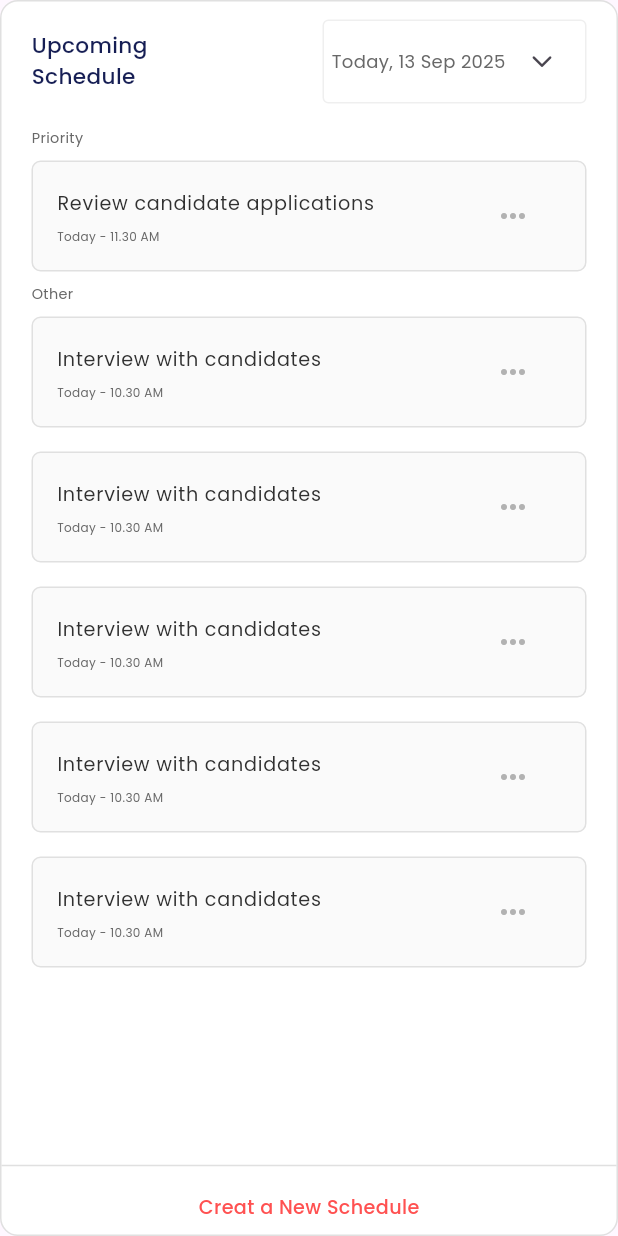
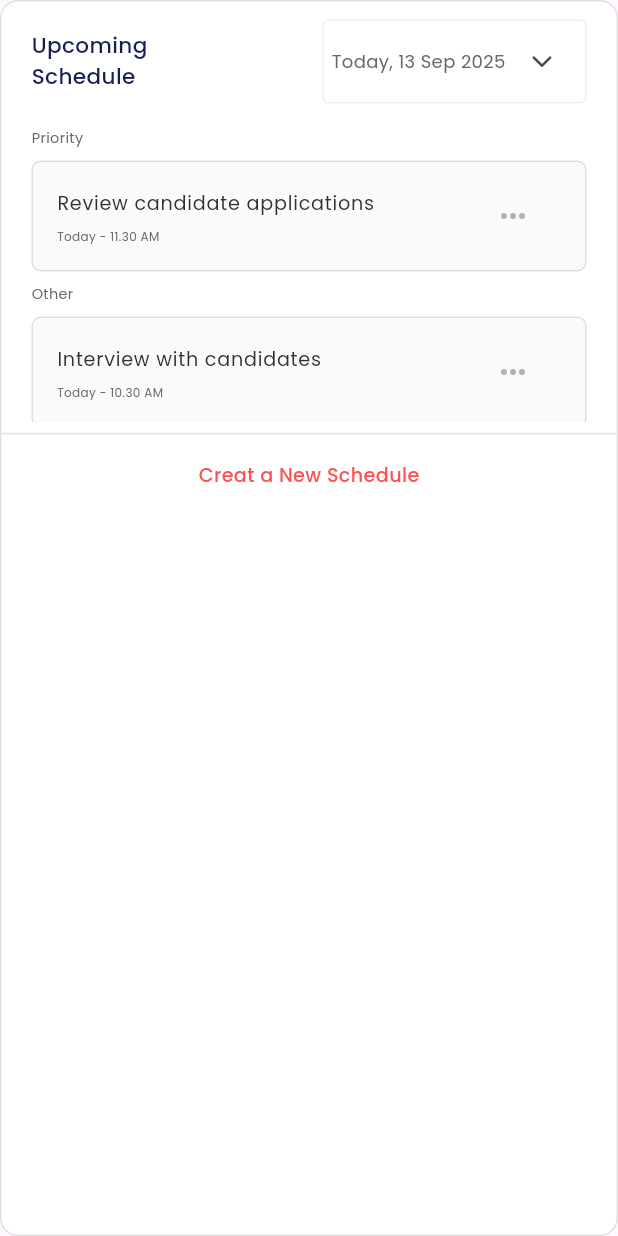
Before and after one commit to mano299/we_HR, a Flutter app: the Schedule widget shown alone on an empty page, opened directly, on a phone screen of 412 x 824 dp. Run offline on Flutter 3.47's test engine with Material 3 defaults, Android fonts, the phone set to English and light mode, and no system bars; our stand-ins replace device_preview, flutter_svg.

Commit message:
tablet layout part 4

```diff
--- a/lib/widgets/schedule.dart
+++ b/lib/widgets/schedule.dart
@@ -12,11 +12,10 @@ class Schedule extends StatelessWidget {
 
   @override
   Widget build(BuildContext context) {
-    // log('${MediaQuery.sizeOf(context).width}');
     return Container(
       decoration: BoxDecoration(
         border: Border.all(
-          color: Color(0xffE0E0E0),
+          color: const Color(0xffE0E0E0),
           width: 1,
         ),
         color: Colors.white,
@@ -25,7 +24,9 @@ class Schedule extends StatelessWidget {
       child: Column(
         crossAxisAlignment: CrossAxisAlignment.start,
         children: [
-          Expanded(
+          // هنا بدل Expanded خليتها SizedBox بارتفاع محدد
+          SizedBox(
+            height: 280, // ✅ غير القيمة دي حسب ما يناسبك
             child: SingleChildScrollView(
               child: Padding(
                 padding:
@@ -34,30 +35,32 @@ class Schedule extends StatelessWidget {
                   crossAxisAlignment: CrossAxisAlignment.start,
                   children: [
                     ScheduleHeader(),
-                    SizedBox(height: 16),
+                    const SizedBox(height: 16),
                     Text(
                       'Priority',
                       style: AppStyles.styleRegular10(context).copyWith(
-                          fontSize:
-                              getResponsiveFontSize(context, fontSize: 12)),
+                        fontSize: getResponsiveFontSize(context, fontSize: 12),
+                      ),
                     ),
-                    PriorityItem(
+                    const PriorityItem(
                       title: 'Review candidate applications',
                       subTitle: 'Today - 11.30 AM',
                     ),
                     Text(
                       'Other',
                       style: AppStyles.styleRegular10(context).copyWith(
-                          fontSize:
-                              getResponsiveFontSize(context, fontSize: 12)),
+                        fontSize: getResponsiveFontSize(context, fontSize: 12),
+                      ),
                     ),
-                    OtherListView(),
+                    const OtherListView(),
                   ],
                 ),
               ),
             ),
           ),
-          Divider(color: Color(0xffE0E0E0)),
+
+          const Divider(color: Color(0xffE0E0E0)),
+
           Padding(
             padding: const EdgeInsets.symmetric(vertical: 10.0, horizontal: 20),
             child: Center(
--- a/lib/widgets/schedule_header.dart
+++ b/lib/widgets/schedule_header.dart
@@ -11,6 +11,7 @@ class ScheduleHeader extends StatelessWidget {
       children: [
         Flexible(
           child: Text(
+            softWrap: true,
             'Upcoming Schedule',
             style: AppStyles.styleMeduim18(context)
                 .copyWith(color: AppColors.kKohlyColor),
```
Also changed, not shown: lib/widgets/announcement.dart (+10 -6 lines), lib/widgets/tablet_dashboard_layout.dart (+45 -9 lines).
